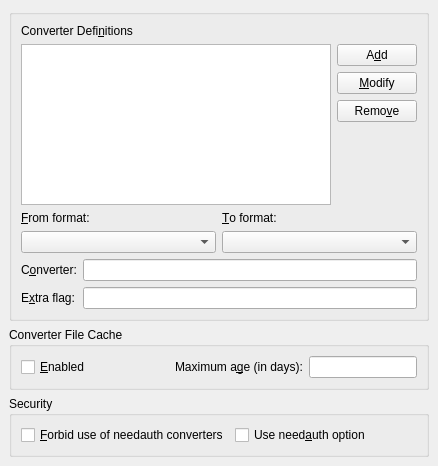
Above: src/frontends/qt4/ui/PrefConvertersUi.ui from cburschka/lyx before the change. Below: the same form after it.
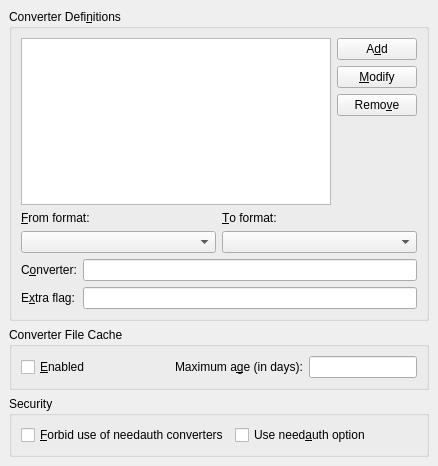
That is the form after the change.

Commit message: Converters Prefs UI layout clarification.

Patch:
```diff
--- a/src/frontends/qt4/ui/PrefConvertersUi.ui
+++ b/src/frontends/qt4/ui/PrefConvertersUi.ui
@@ -22,7 +22,7 @@
    <item row="0" column="0" >
     <widget class="QGroupBox" name="converterDefGB" >
      <property name="title" >
-      <string/>
+      <string>Converter Defi&amp;nitions</string>
      </property>
      <layout class="QGridLayout" >
       <property name="margin" >
@@ -31,7 +31,7 @@
       <property name="spacing" >
        <number>6</number>
       </property>
-      <item row="1" column="0" >
+      <item row="0" column="0" >
        <widget class="QListWidget" name="convertersLW" >
         <property name="sizePolicy" >
          <sizepolicy>
@@ -43,7 +43,7 @@
         </property>
        </widget>
       </item>
-      <item row="3" column="0" colspan="2" >
+      <item row="2" column="0" colspan="2" >
        <layout class="QGridLayout" >
         <property name="margin" >
          <number>0</number>
@@ -99,7 +99,7 @@
         </item>
        </layout>
       </item>
-      <item row="2" column="0" colspan="2" >
+      <item row="1" column="0" colspan="2" >
        <layout class="QHBoxLayout" >
         <property name="margin" >
          <number>0</number>
@@ -173,7 +173,7 @@
         </item>
        </layout>
       </item>
-      <item row="1" column="1" >
+      <item row="0" column="1" >
        <layout class="QVBoxLayout" >
         <property name="margin" >
          <number>0</number>
@@ -225,24 +225,6 @@
         </item>
        </layout>
       </item>
-      <item row="0" column="0" colspan="2" >
-       <widget class="QLabel" name="label" >
-        <property name="sizePolicy" >
-         <sizepolicy>
-          <hsizetype>1</hsizetype>
-          <vsizetype>5</vsizetype>
-          <horstretch>0</horstretch>
-          <verstretch>0</verstretch>
-         </sizepolicy>
-        </property>
-        <property name="text" >
-         <string>Converter Defi&amp;nitions</string>
-        </property>
-        <property name="buddy" >
-         <cstring>convertersLW</cstring>
-        </property>
-       </widget>
-      </item>
      </layout>
     </widget>
    </item>
```
